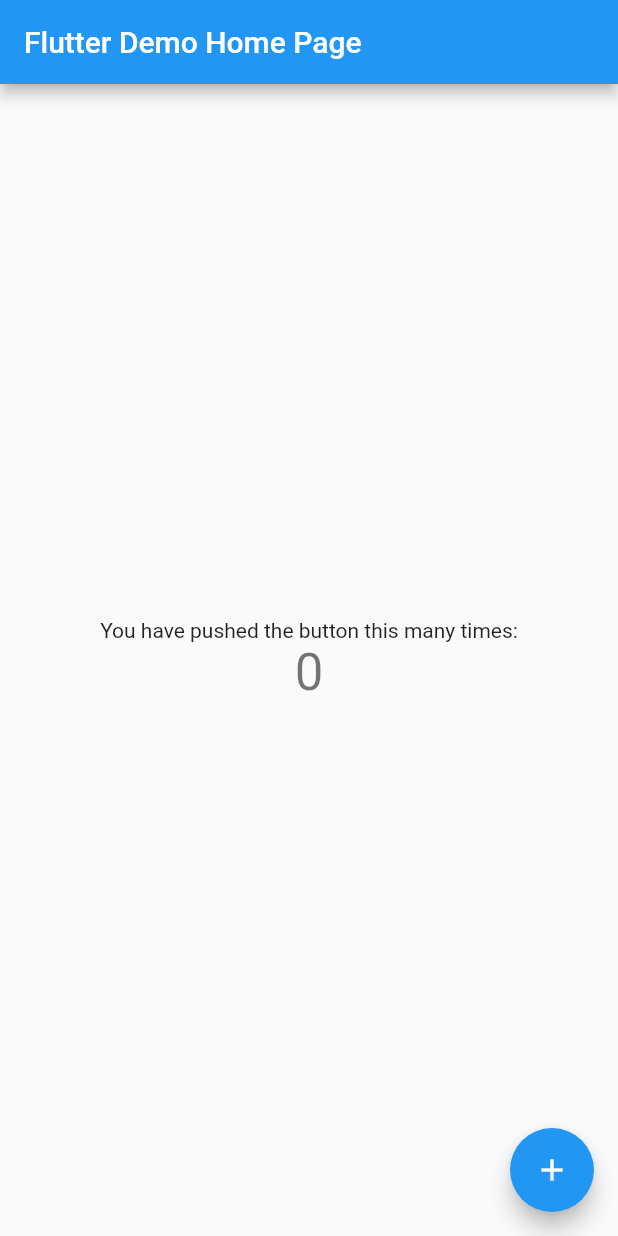
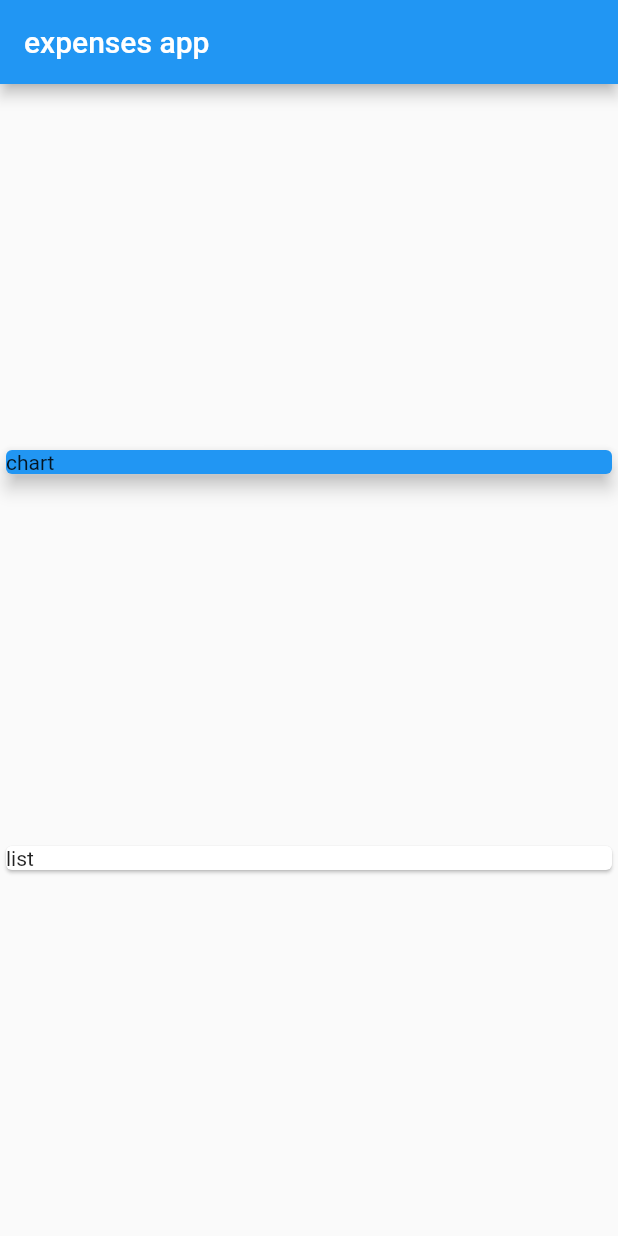
Before and after one commit to amanyGh/expenses-app, a Flutter app: the screen it shows after launch, on a phone screen of 412 x 824 dp. Run offline on Flutter 3.47's test engine with Material 2 defaults, Android fonts, the phone set to English and light mode, and no system bars.

Commit message:
add the chart and the list

```diff
--- a/lib/main.dart
+++ b/lib/main.dart
@@ -8,110 +8,39 @@ class MyApp extends StatelessWidget {
   // This widget is the root of your application.
   @override
   Widget build(BuildContext context) {
-    return MaterialApp(
-      title: 'Flutter Demo',
-      theme: ThemeData(
-        // This is the theme of your application.
-        //
-        // Try running your application with "flutter run". You'll see the
-        // application has a blue toolbar. Then, without quitting the app, try
-        // changing the primarySwatch below to Colors.green and then invoke
-        // "hot reload" (press "r" in the console where you ran "flutter run",
-        // or simply save your changes to "hot reload" in a Flutter IDE).
-        // Notice that the counter didn't reset back to zero; the application
-        // is not restarted.
-        primarySwatch: Colors.blue,
-        // This makes the visual density adapt to the platform that you run
-        // the app on. For desktop platforms, the controls will be smaller and
-        // closer together (more dense) than on mobile platforms.
-        visualDensity: VisualDensity.adaptivePlatformDensity,
-      ),
-      home: MyHomePage(title: 'Flutter Demo Home Page'),
+    return MaterialApp( home: MyHomePage(),
     );
   }
 }
 
 class MyHomePage extends StatefulWidget {
-  MyHomePage({Key key, this.title}) : super(key: key);
-
-  // This widget is the home page of your application. It is stateful, meaning
-  // that it has a State object (defined below) that contains fields that affect
-  // how it looks.
-
-  // This class is the configuration for the state. It holds the values (in this
-  // case the title) provided by the parent (in this case the App widget) and
-  // used by the build method of the State. Fields in a Widget subclass are
-  // always marked "final".
-
-  final String title;
 
   @override
   _MyHomePageState createState() => _MyHomePageState();
 }
 
 class _MyHomePageState extends State<MyHomePage> {
-  int _counter = 0;
 
-  void _incrementCounter() {
-    setState(() {
-      // This call to setState tells the Flutter framework that something has
-      // changed in this State, which causes it to rerun the build method below
-      // so that the display can reflect the updated values. If we changed
-      // _counter without calling setState(), then the build method would not be
-      // called again, and so nothing would appear to happen.
-      _counter++;
-    });
-  }
 
   @override
   Widget build(BuildContext context) {
-    // This method is rerun every time setState is called, for instance as done
-    // by the _incrementCounter method above.
-    //
-    // The Flutter framework has been optimized to make rerunning build methods
-    // fast, so that you can just rebuild anything that needs updating rather
-    // than having to individually change instances of widgets.
     return Scaffold(
       appBar: AppBar(
-        // Here we take the value from the MyHomePage object that was created by
-        // the App.build method, and use it to set our appbar title.
-        title: Text(widget.title),
+        title: Text('expenses app'),
       ),
-      body: Center(
-        // Center is a layout widget. It takes a single child and positions it
-        // in the middle of the parent.
-        child: Column(
-          // Column is also a layout widget. It takes a list of children and
-          // arranges them vertically. By default, it sizes itself to fit its
-          // children horizontally, and tries to be as tall as its parent.
-          //
-          // Invoke "debug painting" (press "p" in the console, choose the
-          // "Toggle Debug Paint" action from the Flutter Inspector in Android
-          // Studio, or the "Toggle Debug Paint" command in Visual Studio Code)
-          // to see the wireframe for each widget.
-          //
-          // Column has various properties to control how it sizes itself and
-          // how it positions its children. Here we use mainAxisAlignment to
-          // center the children vertically; the main axis here is the vertical
-          // axis because Columns are vertical (the cross axis would be
-          // horizontal).
-          mainAxisAlignment: MainAxisAlignment.center,
-          children: <Widget>[
-            Text(
-              'You have pushed the button this many times:',
-            ),
-            Text(
-              '$_counter',
-              style: Theme.of(context).textTheme.headline4,
-            ),
-          ],
-        ),
-      ),
-      floatingActionButton: FloatingActionButton(
-        onPressed: _incrementCounter,
-        tooltip: 'Increment',
-        child: Icon(Icons.add),
-      ), // This trailing comma makes auto-formatting nicer for build methods.
+      body: Column(
+        mainAxisAlignment: MainAxisAlignment.spaceEvenly,
+        crossAxisAlignment: CrossAxisAlignment.stretch,
+        children: [
+        Container(
+          width: double.infinity,
+          child: Card(
+            color: Colors.blue,
+            elevation: 5,
+            child: Text('chart')),
+             ),
+        Card(child: Text('list'),),
+      ],)
     );
   }
 }
```
